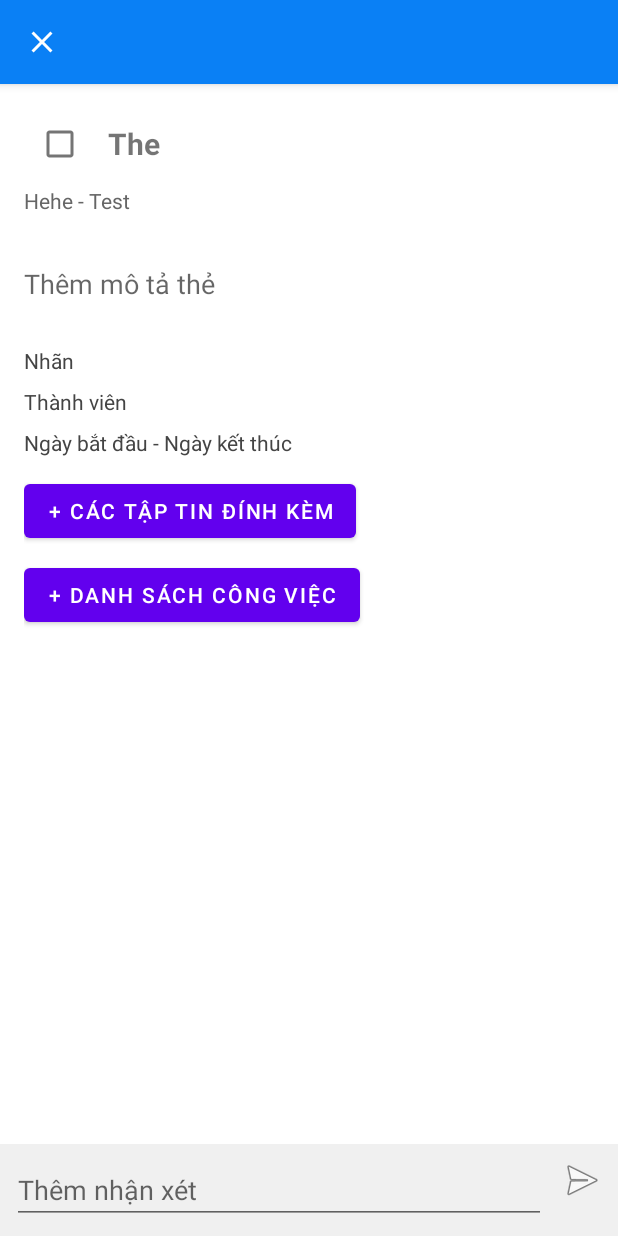
After one commit to trungnguyen160923/Project-Management, an Android app: the TaskActivity screen opened directly, with no data from a screen before it, on a phone screen of 412 x 824 dp. The commit adds this screen. Run offline under Robolectric (Android 15) with nearby library versions, the phone set to English and light mode, and no system bars.

Commit message:
feature(task): UI detail task v1

```diff
--- a/ProjectManagement/app/src/main/AndroidManifest.xml
+++ b/ProjectManagement/app/src/main/AndroidManifest.xml
@@ -12,6 +12,9 @@
         android:supportsRtl="true"
         android:theme="@style/Base.Theme.ProjectManagement"
         tools:targetApi="31">
+        <activity
+            android:name=".ui.task.TaskActivity"
+            android:exported="false" />
         <activity
             android:name=".ui.project.ProjectActivity"
             android:exported="false" />
--- /dev/null
+++ b/ProjectManagement/app/src/main/java/com/example/projectmanagement/ui/task/TaskActivity.java
@@ -0,0 +1,55 @@
+package com.example.projectmanagement.ui.task;
+
+import android.os.Bundle;
+import android.widget.Button;
+import android.widget.CheckBox;
+import android.widget.EditText;
+import android.widget.TextView;
+import android.widget.Toast;
+
+import androidx.activity.EdgeToEdge;
+import androidx.appcompat.app.AppCompatActivity;
+import androidx.core.graphics.Insets;
+import androidx.core.view.ViewCompat;
+import androidx.core.view.WindowInsetsCompat;
+
+import com.example.projectmanagement.R;
+
+public class TaskActivity extends AppCompatActivity {
+
+    private CheckBox cbDone;
+    private TextView tvCardTitle, tvPhaseName;
+    private EditText etDescription, etComment;
+    private Button btnAttachFile, btnChecklist;
+
+    @Override
+    protected void onCreate(Bundle savedInstanceState) {
+        super.onCreate(savedInstanceState);
+        EdgeToEdge.enable(this);
+        setContentView(R.layout.activity_task);
+        ViewCompat.setOnApplyWindowInsetsListener(findViewById(R.id.main), (v, insets) -> {
+            Insets systemBars = insets.getInsets(WindowInsetsCompat.Type.systemBars());
+            v.setPadding(systemBars.left, systemBars.top, systemBars.right, systemBars.bottom);
+            return insets;
+        });
+        cbDone = findViewById(R.id.cbDone);
+        tvCardTitle = findViewById(R.id.tvCardTitle);
+        tvPhaseName = findViewById(R.id.tvPhaseName);
+        etDescription = findViewById(R.id.etDescription);
+        etComment = findViewById(R.id.etComment);
+        btnAttachFile = findViewById(R.id.btnAttachFile);
+        btnChecklist = findViewById(R.id.btnChecklist);
+
+        // Giả lập dữ liệu
+        tvCardTitle.setText("The");
+        tvPhaseName.setText("Hehe - Test");
+
+        btnAttachFile.setOnClickListener(v -> {
+            Toast.makeText(this, "Chọn file", Toast.LENGTH_SHORT).show();
+        });
+
+        btnChecklist.setOnClickListener(v -> {
+            Toast.makeText(this, "Thêm checklist", Toast.LENGTH_SHORT).show();
+        });
+    }
+}
--- /dev/null
+++ b/ProjectManagement/app/src/main/res/layout/activity_task.xml
@@ -0,0 +1,143 @@
+<?xml version="1.0" encoding="utf-8"?>
+<androidx.constraintlayout.widget.ConstraintLayout xmlns:android="http://schemas.android.com/apk/res/android"
+    xmlns:app="http://schemas.android.com/apk/res-auto"
+    xmlns:tools="http://schemas.android.com/tools"
+    android:id="@+id/main"
+    android:layout_width="match_parent"
+    android:layout_height="match_parent"
+    tools:context=".ui.task.TaskActivity">
+
+    <!-- App Bar -->
+    <com.google.android.material.appbar.AppBarLayout
+        android:id="@+id/appBar"
+        android:layout_width="0dp"
+        android:layout_height="wrap_content"
+        android:background="@color/colorPrimary"
+        app:layout_constraintTop_toTopOf="parent"
+        app:layout_constraintStart_toStartOf="parent"
+        app:layout_constraintEnd_toEndOf="parent">
+
+        <com.google.android.material.appbar.MaterialToolbar
+            android:id="@+id/tb_createProject"
+            android:layout_width="match_parent"
+            android:layout_height="?attr/actionBarSize"
+            android:background="@color/colorPrimary"
+            app:title=""
+            app:titleTextColor="@android:color/white"
+            app:navigationIcon="@drawable/ic_close"/>
+
+    </com.google.android.material.appbar.AppBarLayout>
+
+    <!-- Nội dung chính -->
+    <ScrollView
+        android:id="@+id/svCardDetail"
+        android:layout_width="0dp"
+        android:layout_height="0dp"
+        android:padding="16dp"
+        app:layout_constraintTop_toBottomOf="@id/appBar"
+        app:layout_constraintBottom_toBottomOf="parent"
+        app:layout_constraintStart_toStartOf="parent"
+        app:layout_constraintEnd_toEndOf="parent">
+
+        <LinearLayout
+            android:orientation="vertical"
+            android:layout_width="match_parent"
+            android:layout_height="wrap_content">
+
+            <!-- Tiêu đề + Check -->
+            <LinearLayout
+                android:orientation="horizontal"
+                android:layout_width="match_parent"
+                android:layout_height="wrap_content"
+                android:gravity="center_vertical">
+
+                <CheckBox
+                    android:id="@+id/cbDone"
+                    android:layout_width="wrap_content"
+                    android:layout_height="wrap_content"/>
+
+                <TextView
+                    android:id="@+id/tvCardTitle"
+                    android:layout_width="0dp"
+                    android:layout_height="wrap_content"
+                    android:layout_weight="1"
+                    android:text="Tên thẻ"
+                    android:textSize="20sp"
+                    android:textStyle="bold"
+                    android:paddingStart="8dp"/>
+            </LinearLayout>
+
+            <!-- Phase -->
+            <TextView
+                android:id="@+id/tvPhaseName"
+                android:layout_width="wrap_content"
+                android:layout_height="wrap_content"
+                android:text="Phase: Hehe"
+                android:textColor="#666666"
+                android:paddingTop="4dp"/>
+
+            <!-- Mô tả -->
+            <EditText
+                android:id="@+id/etDescription"
+                android:layout_width="match_parent"
+                android:layout_height="wrap_content"
+                android:hint="Thêm mô tả thẻ"
+                android:inputType="textMultiLine"
+                android:minLines="3"
+                android:background="@android:color/transparent"
+                android:paddingTop="12dp"/>
+
+            <!-- Các label -->
+            <TextView android:text="Nhãn" style="@style/DetailLabel"/>
+            <TextView android:text="Thành viên" style="@style/DetailLabel"/>
+            <TextView android:text="Ngày bắt đầu - Ngày kết thúc" style="@style/DetailLabel"/>
+
+            <!-- File đính kèm -->
+            <Button
+                android:id="@+id/btnAttachFile"
+                android:layout_width="wrap_content"
+                android:layout_height="wrap_content"
+                android:text="+ Các tập tin đính kèm"
+                android:layout_marginTop="12dp"/>
+
+            <!-- Checklist -->
+            <Button
+                android:id="@+id/btnChecklist"
+                android:layout_width="wrap_content"
+                android:layout_height="wrap_content"
+                android:text="+ Danh sách công việc"
+                android:layout_marginTop="8dp"/>
+
+
+        </LinearLayout>
+    </ScrollView>
+    <LinearLayout
+        android:id="@+id/commentLayout"
+        android:layout_width="0dp"
+        android:layout_height="wrap_content"
+        android:orientation="horizontal"
+        android:padding="8dp"
+        android:background="#F0F0F0"
+        app:layout_constraintBottom_toBottomOf="parent"
+        app:layout_constraintStart_toStartOf="parent"
+        app:layout_constraintEnd_toEndOf="parent">
+
+        <EditText
+            android:id="@+id/etComment"
+            android:layout_width="0dp"
+            android:layout_height="wrap_content"
+            android:layout_weight="1"
+            android:hint="Thêm nhận xét"
+            android:inputType="text" />
+
+        <ImageButton
+            android:id="@+id/btnSendComment"
+            android:layout_width="wrap_content"
+            android:layout_height="wrap_content"
+            android:src="@android:drawable/ic_menu_send"
+            android:contentDescription="Gửi"
+            android:background="?attr/selectableItemBackgroundBorderless"
+            android:layout_marginStart="8dp"/>
+    </LinearLayout>
+
+</androidx.constraintlayout.widget.ConstraintLayout>
--- a/ProjectManagement/app/src/main/res/values/styles.xml
+++ b/ProjectManagement/app/src/main/res/values/styles.xml
@@ -29,4 +29,12 @@
         <item name="cornerFamily">rounded</item>
         <item name="cornerSize">8dp</item>
     </style>
+
+    <style name="DetailLabel">
+        <item name="android:layout_width">wrap_content</item>
+        <item name="android:layout_height">wrap_content</item>
+        <item name="android:textColor">#444444</item>
+        <item name="android:paddingTop">8dp</item>
+        <item name="android:textSize">14sp</item>
+    </style>
 </resources>
```
